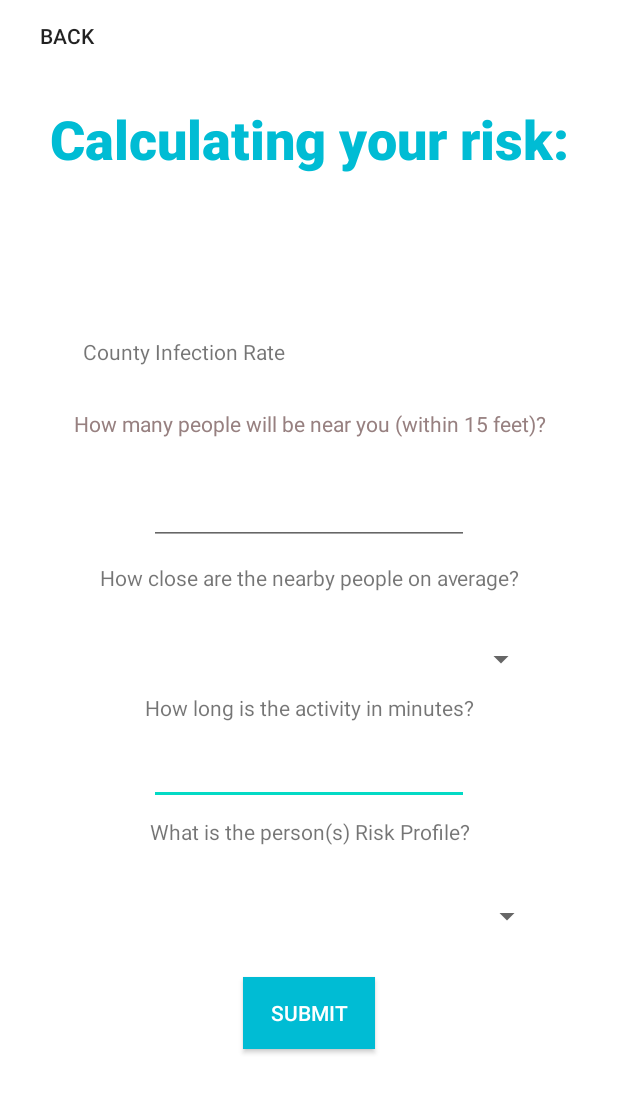
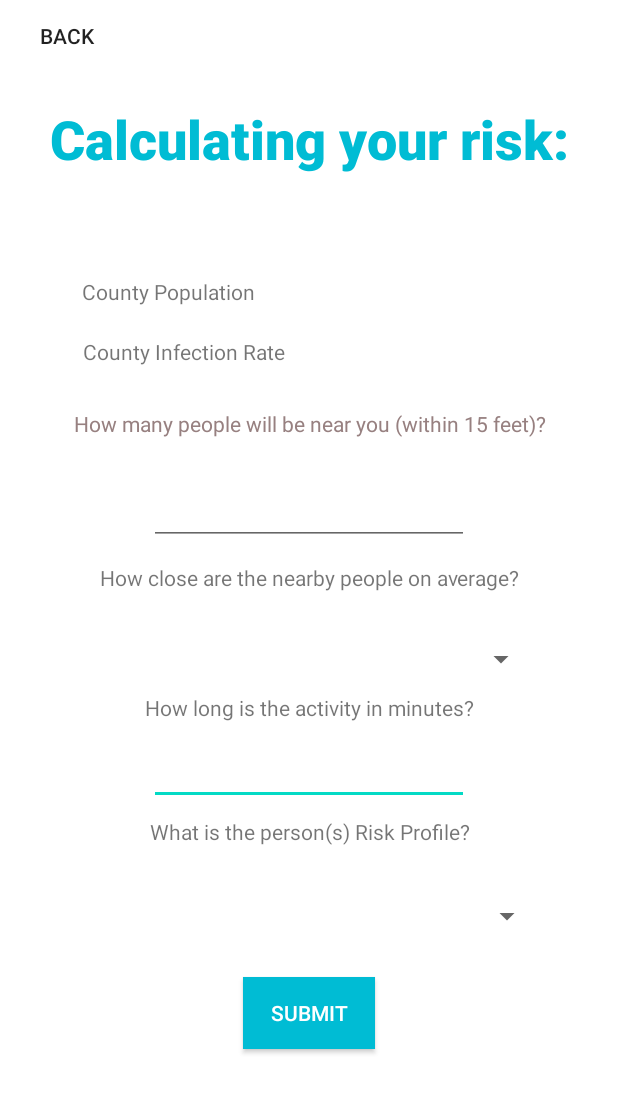
Before and after one commit to Mobile-Programing-Covid-Calculator/Master, an Android app: the layout activity_risk_screen.xml on its own in the app's theme, with its tools: preview values and no code run, on a phone screen of 412 x 824 dp. Shown: the top 1093 px of the screen. Run offline under Robolectric (Android 15) with nearby library versions, the phone set to English and light mode, and no system bars.

Commit message:
Update activity_risk_screen.xml

```diff
--- a/app/src/main/res/layout/activity_risk_screen.xml
+++ b/app/src/main/res/layout/activity_risk_screen.xml
@@ -173,7 +173,6 @@
         android:layout_width="300dp"
         android:layout_height="40dp"
         android:text="County Population"
-        android:textColor="#FFFFFF"
         app:layout_constraintBottom_toTopOf="@+id/tvActiveCases"
         app:layout_constraintEnd_toEndOf="parent"
         app:layout_constraintHorizontal_bias="0.486"
```
